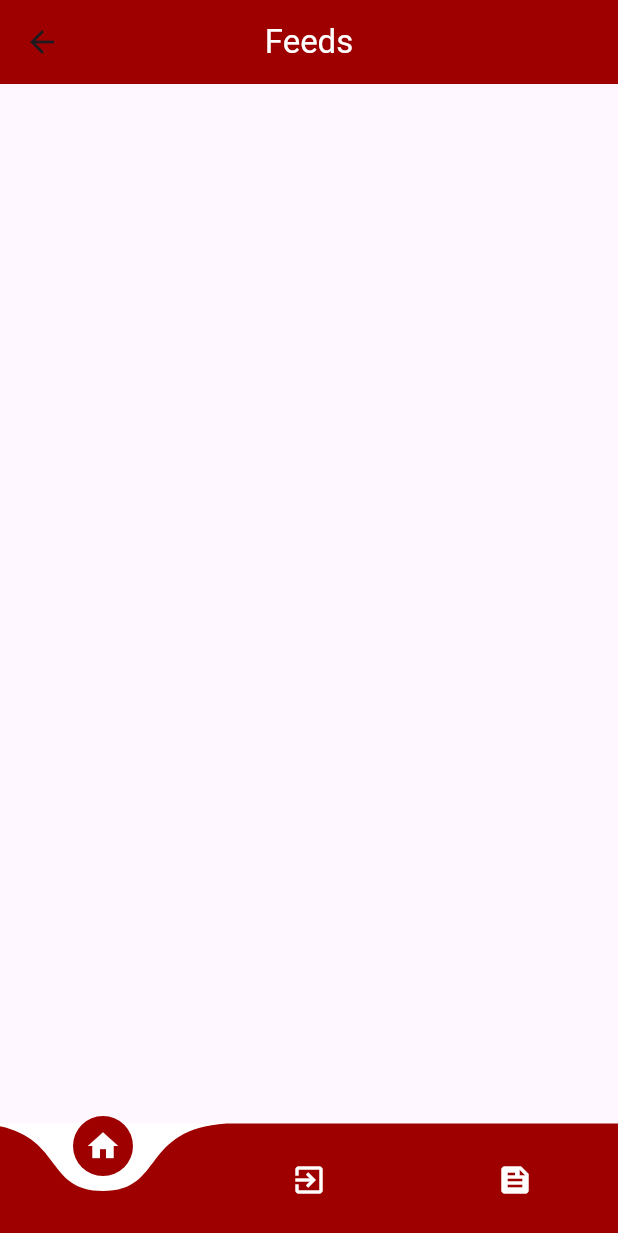
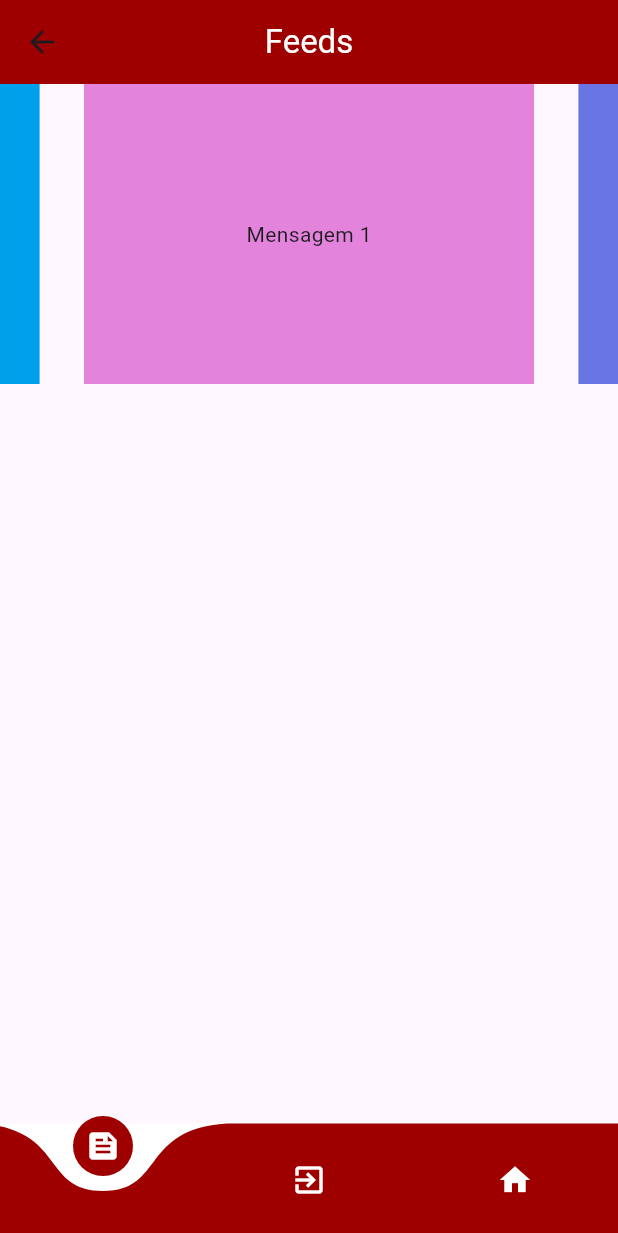
Before and after one commit to kelidss/StikVendas, a Flutter app: the FeedsPage screen opened by its route, on a phone screen of 412 x 824 dp. Shown: the top 1233 px of the screen. Run offline on Flutter 3.47's test engine with Material 3 defaults, Android fonts, the phone set to English and light mode, and no system bars; drawn by our look-alikes of carousel_slider, curved_navigation_bar.

Commit message:
proxima página

```diff
--- a/lib/page/FeedsPage.dart
+++ b/lib/page/FeedsPage.dart
@@ -1,3 +1,4 @@
+import 'package:carousel_slider/carousel_slider.dart';
 import 'package:curved_navigation_bar/curved_navigation_bar.dart';
 import 'package:flutter/material.dart';
 import 'package:stik_vendas/page/HomePage.dart';
@@ -11,11 +12,11 @@ class FeedsPage extends StatefulWidget {
 }
 
 class _FeedsPageState extends State<FeedsPage> {
-  int _activePage = 2;
-  final List<Widget> children = [HomePage(), LoginPage(), FeedsPage()];
+  int currentIndex = 2;
 
   @override
-  Widget build(BuildContext context) => Scaffold(
+  Widget build(BuildContext context) {
+    return Scaffold(
       appBar: AppBar(
         title: const Text(
           'Feeds',
@@ -26,29 +27,79 @@ class _FeedsPageState extends State<FeedsPage> {
         centerTitle: true,
         backgroundColor: const Color(0xFF9E0000),
       ),
-         bottomNavigationBar:CurvedNavigationBar(
+      body: Column(
+        children: [
+          CarouselSlider(
+            //   FlutterCarousel(
+            options: CarouselOptions(
+              scrollDirection: Axis.horizontal,
+              height: 200.0,
+              //  showIndicator: true,
+              enableInfiniteScroll: true,
+              autoPlay: true,
+              autoPlayInterval: Duration(seconds: 3),
+              autoPlayAnimationDuration: Duration(milliseconds: 800),
+              autoPlayCurve: Curves.fastOutSlowIn,
+            ),
+            items: [
+              Container(
+                color: Color.fromARGB(255, 228, 131, 220),
+                child: Center(
+                    child: Text(
+                  'Mensagem 1',
+                )),
+                width: 300,
+              ),
+              Container(
+                color: Color.fromARGB(255, 105, 117, 226),
+                child: Center(
+                    child: Text(
+                  'Mensagem 2',
+                )),
+                width: 300,
+              ),
+              Container(
+                color: Color.fromARGB(255, 0, 160, 235),
+                child: Center(
+                    child: Text(
+                  'Mensagem 3',
+                  style: TextStyle(
+                  color: Colors.black),
+                )),
+                width: 300,
+              ),
+          //   const CircularProgressIndicator()
+            ],
+          ),
+        ],
+      ),
+      bottomNavigationBar: CurvedNavigationBar(
         backgroundColor: Colors.white,
         color: const Color(0xFF9E0000),
         animationDuration: const Duration(milliseconds: 300),
         items: const [
+          Icon(Icons.feed, color: Colors.white),
+          Icon(Icons.exit_to_app, color: Colors.white),
           Icon(Icons.home, color: Colors.white),
-          Icon(Icons.exit_to_app, color: Colors.white),
-          Icon(Icons.feed, color: Colors.white),
         ],
         onTap: (index) async {
           setState(() {
-            _activePage = index;
+            currentIndex = index;
           });
           await Future.delayed(Duration(seconds: 1));
-            if (_activePage == 0) {
-             Navigator.pop(context, MaterialPageRoute(builder: (context) => HomePage()));
+          if (currentIndex == 0) {
+            Navigator.pop(
+                context, MaterialPageRoute(builder: (context) => FeedsPage()));
           }
-            else if (_activePage == 1) {
-             Navigator.push(context, MaterialPageRoute(builder: (context) => LoginPage()));
-            } else if (_activePage == 2) {
-              Navigator.push(context, MaterialPageRoute(builder: (context) => FeedsPage()));
+          if (currentIndex == 1) {
+            Navigator.push(
+                context, MaterialPageRoute(builder: (context) => LoginPage()));
+          } else if (currentIndex == 2) {
+            Navigator.pop(
+                context, MaterialPageRoute(builder: (context) => HomePage()));
           }
         },
       ),
     );
   }
+}
--- a/pubspec.yaml
+++ b/pubspec.yaml
@@ -15,6 +15,10 @@ dependencies:
   fl_chart: ^0.66.0
   pie_chart: ^5.4.0
   google_nav_bar: ^5.0.6
+  fancy_bottom_navigation: ^0.3.3
+  lottie: ^3.0.0
+  carousel_slider: ^4.2.1
+  flutter_carousel_widget: ^2.2.0
 
 
 dev_dependencies:
```
Also changed, not shown: lib/main.dart (+8 -7 lines), lib/page/HomePage.dart (+18 -10 lines), pubspec.lock. Lines whose indentation alone changed are shown as unchanged.
